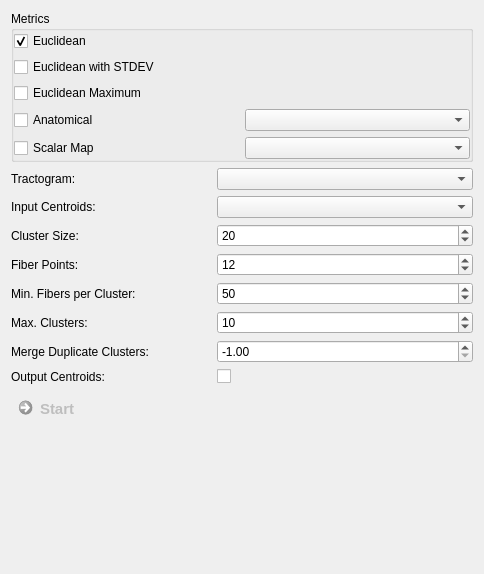
MITK/MITK, file Plugins/org.mitk.gui.qt.diffusionimaging.fiberprocessing/src/internal/QmitkFiberClusteringViewControls.ui: the form before one commit.
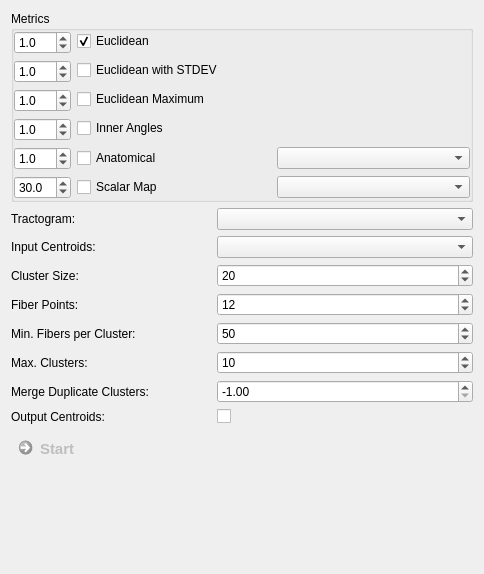
The form after the commit. Custom widgets are drawn as their Qt base class.

Diff of the .ui file:
```diff
--- a/Plugins/org.mitk.gui.qt.diffusionimaging.fiberprocessing/src/internal/QmitkFiberClusteringViewControls.ui
+++ b/Plugins/org.mitk.gui.qt.diffusionimaging.fiberprocessing/src/internal/QmitkFiberClusteringViewControls.ui
@@ -239,7 +239,7 @@
      <property name="title">
       <string>Metrics</string>
      </property>
-     <layout class="QGridLayout" name="gridLayout">
+     <layout class="QFormLayout" name="formLayout">
       <property name="leftMargin">
        <number>0</number>
       </property>
@@ -253,6 +253,22 @@
        <number>0</number>
       </property>
       <item row="0" column="0">
+       <widget class="QDoubleSpinBox" name="m_MetricWeight1">
+        <property name="toolTip">
+         <string>Weighting factor for metric values.</string>
+        </property>
+        <property name="decimals">
+         <number>1</number>
+        </property>
+        <property name="maximum">
+         <double>999.000000000000000</double>
+        </property>
+        <property name="value">
+         <double>1.000000000000000</double>
+        </property>
+       </widget>
+      </item>
+      <item row="0" column="1">
        <widget class="QCheckBox" name="m_MetricBox1">
         <property name="text">
          <string>Euclidean</string>
@@ -262,21 +278,28 @@
         </property>
        </widget>
       </item>
-      <item row="2" column="0">
-       <widget class="QCheckBox" name="m_MetricBox3">
-        <property name="text">
-         <string>Euclidean Maximum</string>
-        </property>
-       </widget>
-      </item>
-      <item row="1" column="0">
+      <item row="1" column="1">
        <widget class="QCheckBox" name="m_MetricBox2">
         <property name="text">
          <string>Euclidean with STDEV</string>
         </property>
        </widget>
       </item>
-      <item row="3" column="0">
+      <item row="2" column="1">
+       <widget class="QCheckBox" name="m_MetricBox3">
+        <property name="text">
+         <string>Euclidean Maximum</string>
+        </property>
+       </widget>
+      </item>
+      <item row="3" column="1">
+       <widget class="QCheckBox" name="m_MetricBox6">
+        <property name="text">
+         <string>Inner Angles</string>
+        </property>
+       </widget>
+      </item>
+      <item row="4" column="1">
        <widget class="QFrame" name="frame_2">
         <property name="frameShape">
          <enum>QFrame::NoFrame</enum>
@@ -300,7 +323,7 @@
          <property name="spacing">
           <number>6</number>
          </property>
-         <item row="0" column="0">
+         <item row="0" column="1">
           <widget class="QCheckBox" name="m_MetricBox4">
            <property name="toolTip">
             <string>Distance is based on the selected parcellation.</string>
@@ -310,14 +333,118 @@
            </property>
           </widget>
          </item>
-         <item row="0" column="1">
-          <widget class="QmitkDataStorageComboBoxWithSelectNone" name="m_ParcellationBox">
+         <item row="0" column="2">
+          <widget class="QmitkDataStorageComboBox" name="m_ParcellationBox">
            <property name="toolTip">
             <string>Distance is based on the selected parcellation.</string>
            </property>
           </widget>
          </item>
-         <item row="1" column="0">
+        </layout>
+       </widget>
+      </item>
+      <item row="1" column="0">
+       <widget class="QDoubleSpinBox" name="m_MetricWeight2">
+        <property name="toolTip">
+         <string>Weighting factor for metric values.</string>
+        </property>
+        <property name="decimals">
+         <number>1</number>
+        </property>
+        <property name="maximum">
+         <double>999.000000000000000</double>
+        </property>
+        <property name="value">
+         <double>1.000000000000000</double>
+        </property>
+       </widget>
+      </item>
+      <item row="2" column="0">
+       <widget class="QDoubleSpinBox" name="m_MetricWeight3">
+        <property name="toolTip">
+         <string>Weighting factor for metric values.</string>
+        </property>
+        <property name="decimals">
+         <number>1</number>
+        </property>
+        <property name="maximum">
+         <double>999.000000000000000</double>
+        </property>
+        <property name="value">
+         <double>1.000000000000000</double>
+        </property>
+       </widget>
+      </item>
+      <item row="3" column="0">
+       <widget class="QDoubleSpinBox" name="m_MetricWeight6">
+        <property name="toolTip">
+         <string>Weighting factor for metric values.</string>
+        </property>
+        <property name="decimals">
+         <number>1</number>
+        </property>
+        <property name="maximum">
+         <double>999.000000000000000</double>
+        </property>
+        <property name="value">
+         <double>1.000000000000000</double>
+        </property>
+       </widget>
+      </item>
+      <item row="4" column="0">
+       <widget class="QDoubleSpinBox" name="m_MetricWeight4">
+        <property name="toolTip">
+         <string>Weighting factor for metric values.</string>
+        </property>
+        <property name="decimals">
+         <number>1</number>
+        </property>
+        <property name="maximum">
+         <double>999.000000000000000</double>
+        </property>
+        <property name="value">
+         <double>1.000000000000000</double>
+        </property>
+       </widget>
+      </item>
+      <item row="5" column="0">
+       <widget class="QDoubleSpinBox" name="m_MetricWeight5">
+        <property name="toolTip">
+         <string>Weighting factor for metric values.</string>
+        </property>
+        <property name="decimals">
+         <number>1</number>
+        </property>
+        <property name="maximum">
+         <double>999.000000000000000</double>
+        </property>
+        <property name="value">
+         <double>30.000000000000000</double>
+        </property>
+       </widget>
+      </item>
+      <item row="5" column="1">
+       <widget class="QFrame" name="frame_3">
+        <property name="frameShape">
+         <enum>QFrame::NoFrame</enum>
+        </property>
+        <property name="frameShadow">
+         <enum>QFrame::Raised</enum>
+        </property>
+        <layout class="QGridLayout" name="gridLayout">
+         <property name="leftMargin">
+          <number>0</number>
+         </property>
+         <property name="topMargin">
+          <number>0</number>
+         </property>
+         <property name="rightMargin">
+          <number>0</number>
+         </property>
+         <property name="bottomMargin">
+          <number>0</number>
+         </property>
+         <item row="0" column="0">
           <widget class="QCheckBox" name="m_MetricBox5">
            <property name="toolTip">
             <string>Distance is based on the scalar map values along the tract.</string>
@@ -327,8 +454,8 @@
            </property>
           </widget>
          </item>
-         <item row="1" column="1">
-          <widget class="QmitkDataStorageComboBoxWithSelectNone" name="m_MapBox">
+         <item row="0" column="1">
+          <widget class="QmitkDataStorageComboBox" name="m_MapBox">
            <property name="toolTip">
             <string>Distance is based on the scalar map values along the tract.</string>
            </property>
```
